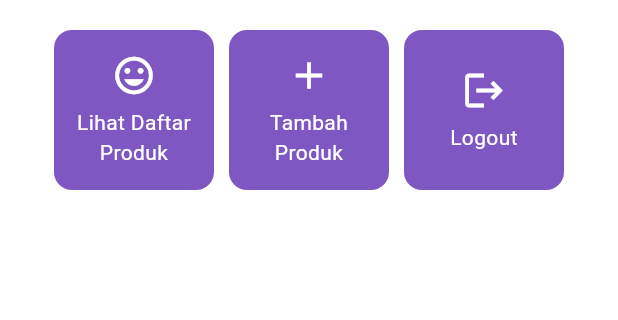
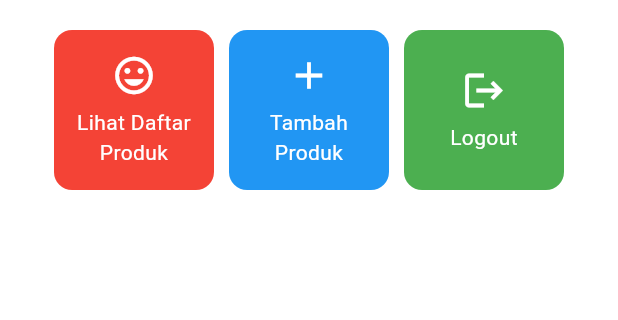
Before and after one commit to IkrizzRama/kurishop_mobile, a Flutter app: the screen it shows after launch, on a phone screen of 412 x 824 dp, the part 387-707 px from its top. Run offline on Flutter 3.47's test engine with Material 3 defaults, Android fonts, the phone set to English and light mode, and no system bars.

Commit message:
Tugas 7 Selesai

```diff
--- a/lib/menu.dart
+++ b/lib/menu.dart
@@ -7,9 +7,9 @@ class MyHomePage extends StatelessWidget {
     final String className = 'PBP A'; // Kelas'
 
          final List<ItemHomepage> items = [
-         ItemHomepage("Lihat Daftar Produk", Icons.mood),
-         ItemHomepage("Tambah Produk", Icons.add),
-         ItemHomepage("Logout", Icons.logout),
+         ItemHomepage("Lihat Daftar Produk", Icons.mood, Colors.red),
+         ItemHomepage("Tambah Produk", Icons.add, Colors.blue),
+         ItemHomepage("Logout", Icons.logout, Colors.green),
      ];
 
        @override
@@ -129,8 +129,9 @@ class InfoCard extends StatelessWidget {
  class ItemHomepage {
      final String name;
      final IconData icon;
+     final Color color;
 
-     ItemHomepage(this.name, this.icon);
+     ItemHomepage(this.name, this.icon, this.color);
  }
 
  class ItemCard extends StatelessWidget {
@@ -144,7 +145,7 @@ class InfoCard extends StatelessWidget {
   Widget build(BuildContext context) {
     return Material(
       // Menentukan warna latar belakang dari tema aplikasi.
-      color: Theme.of(context).colorScheme.secondary,
+      color: item.color,
       // Membuat sudut kartu melengkung.
       borderRadius: BorderRadius.circular(12),
 
```
